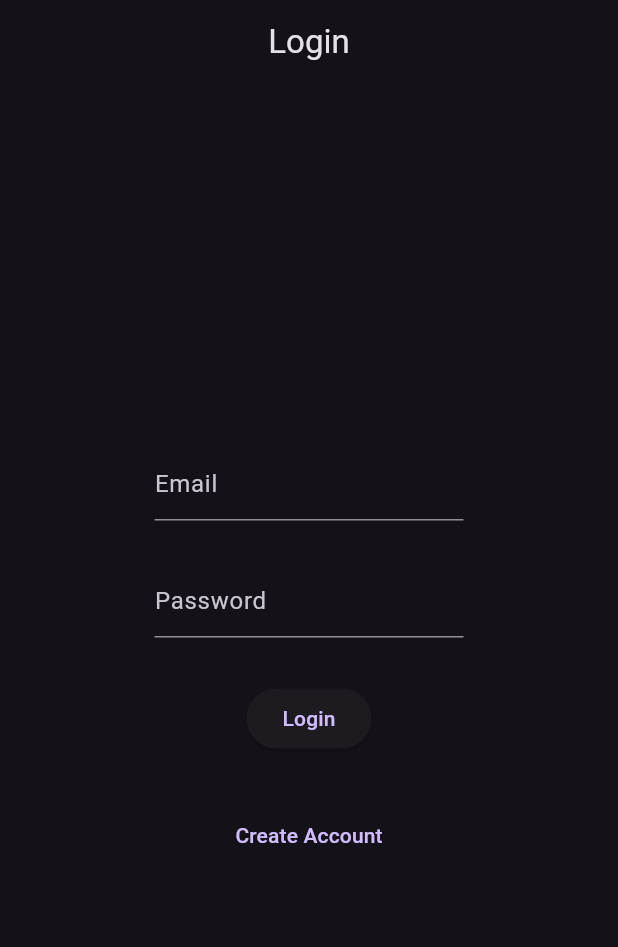
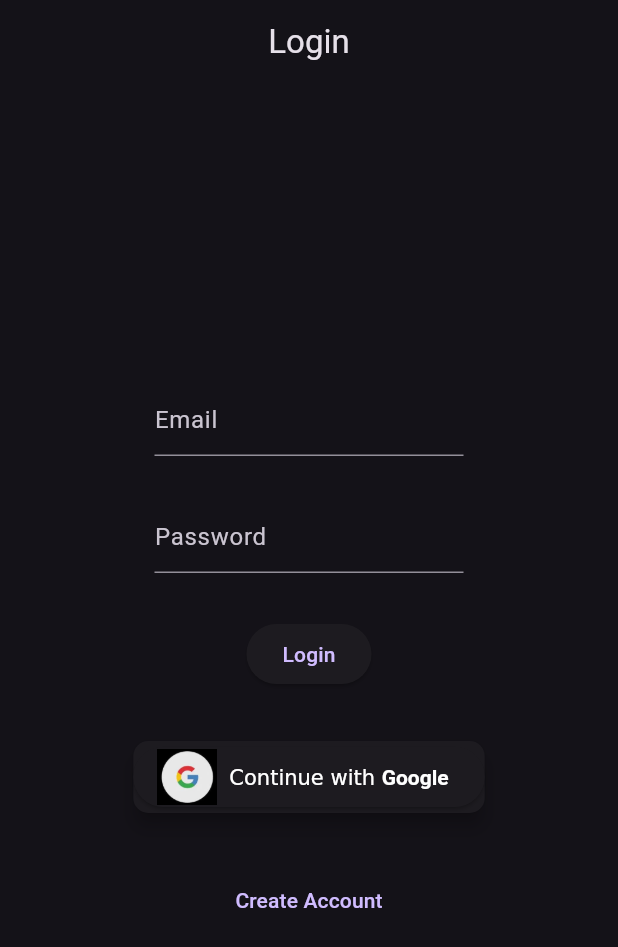
Before and after one commit to ra1mova/finance_tracker, a Flutter app: the screen it shows after launch, on a phone screen of 412 x 824 dp. Shown: the top 947 px of the screen. Run offline on Flutter 3.47's test engine with Material 3 defaults, Android fonts, the phone set to English and light mode, and no system bars; our stand-ins replace bloc, easy_localization, firebase_auth, firebase_core, fl_chart, flutter_bloc and 4 more; accounts and stored records are empty.

Commit message:
Added sign-in with Google

```diff
--- a/lib/ui/pages/login.dart
+++ b/lib/ui/pages/login.dart
@@ -13,6 +13,8 @@ class LoginScreen extends StatefulWidget {
 class _LoginScreenState extends State<LoginScreen> {
   final TextEditingController _emailController = TextEditingController();
   final TextEditingController _passwordController = TextEditingController();
+  ValueNotifier userCredential = ValueNotifier('');
+
   @override
   Widget build(BuildContext context) {
     return Scaffold(
@@ -68,9 +70,44 @@ class _LoginScreenState extends State<LoginScreen> {
               },
               child: const Text('Login'),
             ),
-            const SizedBox(
-              height: 30.0,
+            const SizedBox(height: 30.0),
+            Center(
+              child: Card(
+                elevation: 5,
+                shape: RoundedRectangleBorder(
+                    borderRadius: BorderRadius.circular(10)),
+                child: ElevatedButton.icon(
+                  label: RichText(
+                    text: TextSpan(
+                      children: [
+                        TextSpan(text: "Continue with "),
+                        TextSpan(
+                          text: "Google",
+                          style: TextStyle(fontWeight: FontWeight.w700),
+                        ),
+                      ],
+                    ),
+                  ),
+                  icon: Image.asset(
+                    'assets/images/google_icon.jpeg',
+                    width: 40,
+                  ),
+                  onPressed: () async {
+                    userCredential.value =
+                        await AuthService().signInWithGoogle();
+                    if (userCredential.value != null) {
+                      print(userCredential.value.user!.email);
+                      Navigator.of(context).pushReplacement(
+                        MaterialPageRoute(
+                          builder: (context) => const MyHomePage(),
+                        ),
+                      );
+                    }
+                  },
+                ),
+              ),
             ),
+            const SizedBox(height: 30.0),
             TextButton(
               onPressed: () {
                 Navigator.of(context).push(
--- a/pubspec.yaml
+++ b/pubspec.yaml
@@ -43,6 +43,7 @@ dependencies:
   fl_chart: ^0.69.0
   firebase_core: ^3.8.0
   firebase_auth: ^5.3.3
+  google_sign_in: ^6.2.2
 
 dev_dependencies:
   build_runner: ^2.3.3
```
Also changed, not shown: lib/services/auth_service.dart (+19 -0 lines), assets/images/google_icon.jpeg (added), pubspec.lock, 4 other files.
